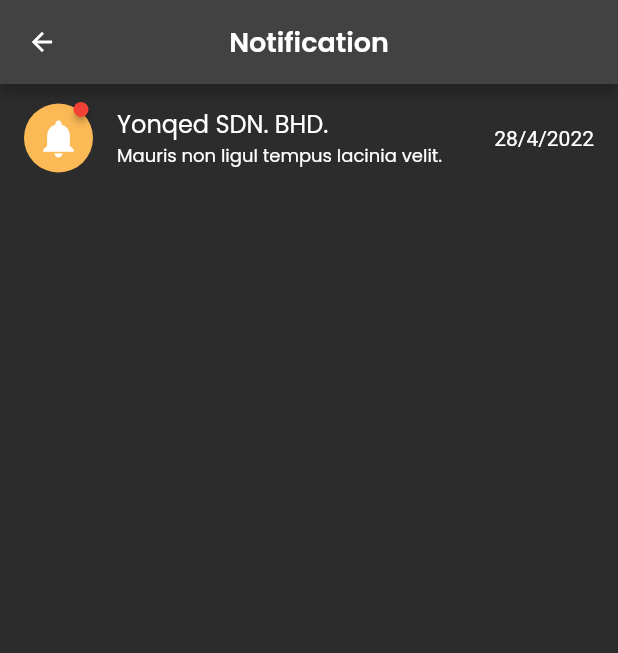
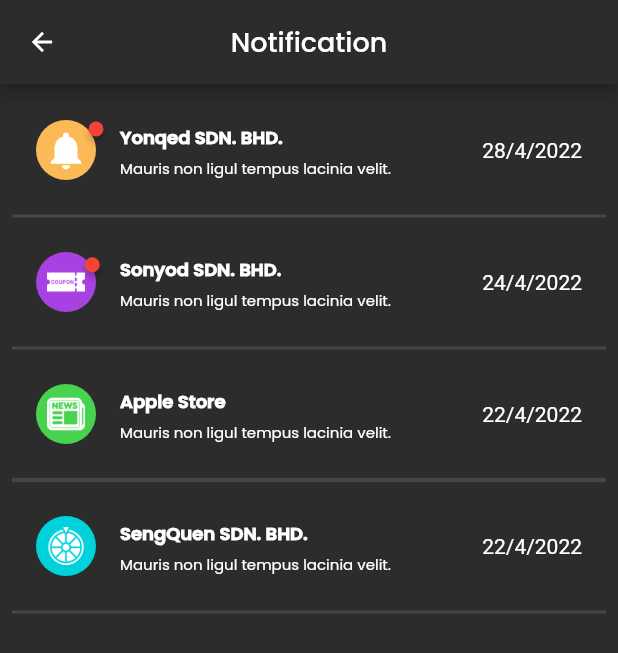
Before and after one commit to Abubakarshaikh/9coin, a Flutter app: the NotificationPage screen opened directly, on a phone screen of 412 x 824 dp. Shown: the top 653 px of the screen. Run offline on Flutter 3.47's test engine with Material 2 defaults, Android fonts, the phone set to English and light mode, and no system bars; drawn by our look-alikes of badges; generated files the repository leaves out were written again.

Commit message:
third commit

```diff
--- a/lib/features/notification/notifications_page.dart
+++ b/lib/features/notification/notifications_page.dart
@@ -1,4 +1,5 @@
 import 'package:badges/badges.dart';
+import 'package:flutter/cupertino.dart';
 import 'package:flutter/material.dart';
 import 'package:ninecoin/colors/colors.dart';
 import 'package:ninecoin/typography/text_styles.dart';
@@ -14,17 +15,21 @@
   Widget build(BuildContext context) {
     return Scaffold(
       appBar: AppBar(
+        backgroundColor: CoinColors.black12,
         centerTitle: true,
-        title: Text("Notification", style: CoinTextStyle.title1),
+        title: Text(
+          "Notification",
+          style: CoinTextStyle.title1.copyWith(fontWeight: FontWeight.w500),
+        ),
       ),
-      body: Column(
-        children: [
-          Container(
-            child: ListTile(
+      body: Padding(
+        padding: const EdgeInsets.all(8.0),
+        child: Column(
+          children: [
+            ListTile(
               leading: CircleNotificationIcon(
                   icon: Badge(
-                    position: BadgePosition.topEnd(top: -17, end: -5),
-                    badgeContent: const Text(''),
+                    position: BadgePosition.topEnd(top: -4),
                     child: const Icon(
                       Icons.notifications,
                       color: Colors.white,
@@ -34,32 +39,105 @@
                   color: CoinColors.orange),
               title: Text(
                 "Yonqed SDN. BHD.",
-                style: CoinTextStyle.title2,
+                style:
+                    CoinTextStyle.title4.copyWith(fontWeight: FontWeight.w800),
               ),
               subtitle: Text(
                 "Mauris non ligul tempus lacinia velit.",
-                style: CoinTextStyle.title4,
+                style: CoinTextStyle.title5,
               ),
-              trailing: Text("28/4/2022"),
+              trailing: const Text("28/4/2022"),
             ),
-          )
-        ],
+            const Divider(
+              thickness: 2,
+            ),
+            ListTile(
+              leading: CircleNotificationIcon(
+                  icon: Badge(
+                    position: BadgePosition.topEnd(top: -4),
+                    child: Image.asset(
+                      "assets/icons/coupon.png",
+                      height: 25,
+                      width: 25,
+                    ),
+                  ),
+                  color: CoinColors.purple),
+              title: Text(
+                "Sonyod SDN. BHD.",
+                style:
+                    CoinTextStyle.title4.copyWith(fontWeight: FontWeight.w800),
+              ),
+              subtitle: Text(
+                "Mauris non ligul tempus lacinia velit.",
+                style: CoinTextStyle.title5,
+              ),
+              trailing: const Text("24/4/2022"),
+            ),
+            const Divider(
+              thickness: 2,
+            ),
+            ListTile(
+              leading: CircleNotificationIcon(
+                  icon: Image.asset(
+                    "assets/icons/news.png",
+                    height: 25,
+                    width: 25,
+                  ),
+                  color: CoinColors.green),
+              title: Text(
+                "Apple Store",
+                style:
+                    CoinTextStyle.title4.copyWith(fontWeight: FontWeight.w800),
+              ),
+              subtitle: Text(
+                "Mauris non ligul tempus lacinia velit.",
+                style: CoinTextStyle.title5,
+              ),
+              trailing: const Text("22/4/2022"),
+            ),
+            const Divider(thickness: 3),
+            ListTile(
+              leading: CircleNotificationIcon(
+                  icon: Image.asset(
+                    "assets/icons/lucky-draw.png",
+                    height: 25,
+                    width: 25,
+                  ),
+                  color: CoinColors.blueAccent),
+              title: Text(
+                "SengQuen SDN. BHD.",
+                style:
+                    CoinTextStyle.title4.copyWith(fontWeight: FontWeight.w800),
+              ),
+              subtitle: Text(
+                "Mauris non ligul tempus lacinia velit.",
+                style: CoinTextStyle.title5,
+              ),
+              trailing: const Text("22/4/2022"),
+            ),
+            const Divider(
+              thickness: 2,
+            ),
+          ],
+        ),
       ),
     );
   }
 }
 
 class CircleNotificationIcon extends StatelessWidget {
-  const CircleNotificationIcon(
-      {Key? key, required this.icon, required this.color})
+  const CircleNotificationIcon({Key? key, this.icon, required this.color})
       : super(key: key);
-  final Widget icon;
+  final Widget? icon;
   final Color color;
 
   @override
   Widget build(BuildContext context) {
     return Container(
-      padding: const EdgeInsets.all(8.0),
+      alignment: Alignment.center,
+      height: 40,
+      width: 40,
+      // padding: const EdgeInsets.all(8.0),
       decoration: BoxDecoration(
         shape: BoxShape.circle,
         color: color,
```
Also changed, not shown: lib/features/auth/ui/login_page.dart (+10 -10 lines), lib/features/category/category_page.dart (+41 -3 lines).
